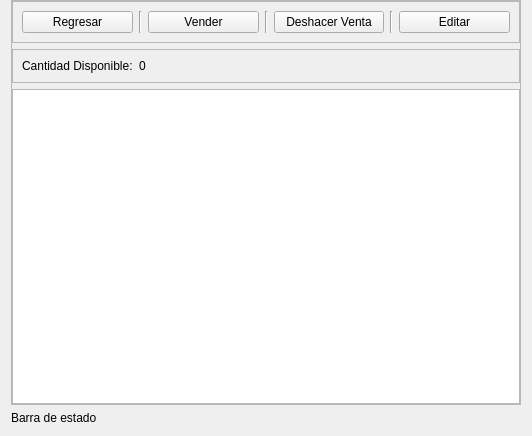
This is view/ui/product_sale_management.ui in R0land013/blue-pos as Qt 5 draws it before an edit. The edited form follows.
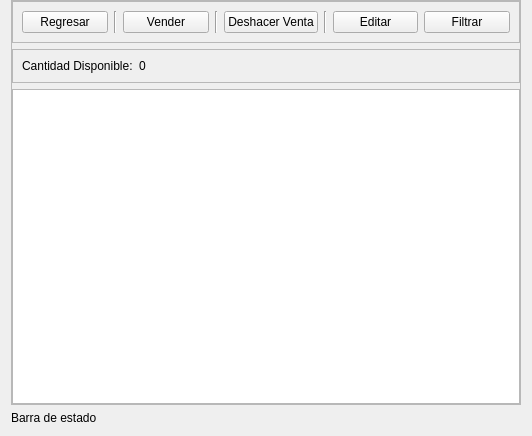
This is the edited form.

Commit message: Style: Añadido botón de filtrar en la vista de ventas de un producto.

Patch:
```diff
--- a/view/ui/product_sale_management.ui
+++ b/view/ui/product_sale_management.ui
@@ -96,6 +96,13 @@
            </property>
           </widget>
          </item>
+         <item>
+          <widget class="QPushButton" name="filter_button">
+           <property name="text">
+            <string>Filtrar</string>
+           </property>
+          </widget>
+         </item>
         </layout>
        </widget>
       </item>
```
